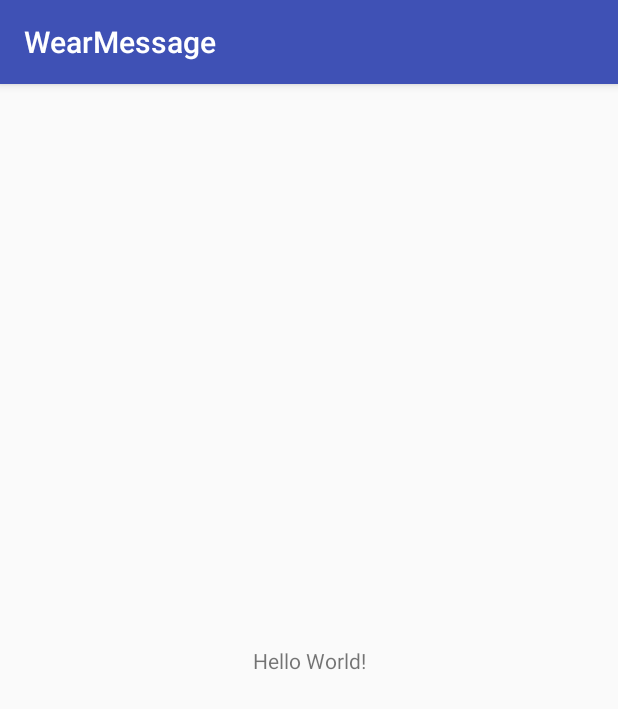
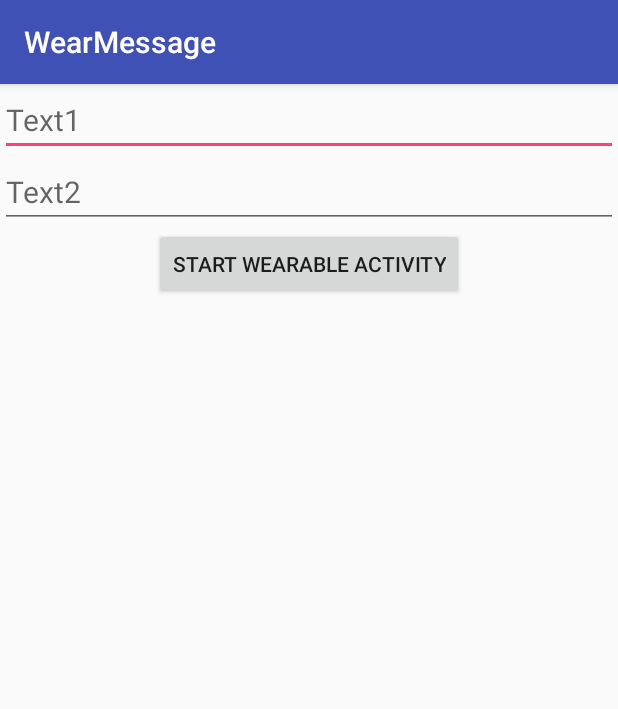
Before and after one commit to supertedwei/wear-message, an Android app: the screen it shows after launch (MainActivity), on a phone screen of 412 x 824 dp. Shown: the top 709 px of the screen. Run offline under Robolectric (Android 15) with nearby library versions, the phone set to English and light mode, and no system bars; 2 statements that could not run were skipped.

```diff
--- a/mobile/src/main/java/com/supergigi/wearmessage/MainActivity.java
+++ b/mobile/src/main/java/com/supergigi/wearmessage/MainActivity.java
@@ -2,12 +2,146 @@ package com.supergigi.wearmessage;
 
 import android.support.v7.app.AppCompatActivity;
 import android.os.Bundle;
+import android.util.Log;
+import android.view.View;
 
-public class MainActivity extends AppCompatActivity {
+import com.google.android.gms.common.ConnectionResult;
+import com.google.android.gms.common.api.GoogleApiClient;
+import com.google.android.gms.common.api.ResultCallback;
+import com.google.android.gms.wearable.MessageApi;
+import com.google.android.gms.wearable.Node;
+import com.google.android.gms.wearable.NodeApi;
+import com.google.android.gms.wearable.Wearable;
+
+public class MainActivity extends AppCompatActivity implements GoogleApiClient.ConnectionCallbacks,
+        GoogleApiClient.OnConnectionFailedListener {
+
+    private static final String LOG_TAG = MainActivity.class.getSimpleName();
+    private static final String START_ACTIVITY_PATH = "/start-activity";
+
+    private GoogleApiClient mGoogleApiClient;
 
     @Override
     protected void onCreate(Bundle savedInstanceState) {
         super.onCreate(savedInstanceState);
         setContentView(R.layout.activity_main);
+
+        mGoogleApiClient = new GoogleApiClient.Builder(this)
+                .addApi(Wearable.API)
+                .addConnectionCallbacks(this)
+                .addOnConnectionFailedListener(this)
+                .build();
+
+        findViewById(R.id.start_wearable_activity).setOnClickListener(new View.OnClickListener() {
+            @Override
+            public void onClick(View view) {
+                onStartWearableActivityClick();
+            }
+        });
     }
+
+    @Override
+    protected void onResume() {
+        super.onResume();
+        if (!mGoogleApiClient.isConnected()) {
+            mGoogleApiClient.connect();
+        }
+    }
+
+    @Override
+    protected void onDestroy() {
+        if (mGoogleApiClient.isConnected()) {
+            mGoogleApiClient.disconnect();
+        }
+        super.onDestroy();
+    }
+
+    @Override
+    public void onConnected(Bundle bundle) {
+        Log.d(LOG_TAG, "onConnected : " + bundle);
+//        Wearable.MessageApi.addListener(mGoogleApiClient, this);
+    }
+
+    @Override
+    public void onConnectionSuspended(int i) {
+        Log.d(LOG_TAG, "onConnectionSuspended : " + i);
+//        Wearable.MessageApi.removeListener(mGoogleApiClient, this);
+    }
+
+    @Override
+    public void onConnectionFailed(ConnectionResult connectionResult) {
+        Log.e(LOG_TAG, "Failed to connect to Google Api Client with error code "
+                + connectionResult.getErrorCode());
+    }
+
+    private void onStartWearableActivityClick() {
+        Wearable.NodeApi.getConnectedNodes(mGoogleApiClient).setResultCallback(
+            new ResultCallback<NodeApi.GetConnectedNodesResult>() {
+                @Override
+                public void onResult(NodeApi.GetConnectedNodesResult getConnectedNodesResult) {
+                    for (final Node node : getConnectedNodesResult.getNodes()) {
+                        Wearable.MessageApi.sendMessage(mGoogleApiClient, node.getId(),
+                                START_ACTIVITY_PATH, new byte[0]).setResultCallback(
+                                getSendMessageResultCallback());
+                    }
+                }
+            });
+    }
+
+    private ResultCallback<MessageApi.SendMessageResult> getSendMessageResultCallback() {
+        return new ResultCallback<MessageApi.SendMessageResult>() {
+            @Override
+            public void onResult(MessageApi.SendMessageResult sendMessageResult) {
+                if (!sendMessageResult.getStatus().isSuccess()) {
+                    Log.e(LOG_TAG, "Failed to connect to Google Api Client with status "
+                            + sendMessageResult.getStatus());
+                } else {
+                    Log.d(LOG_TAG, "Successful to connect to Google Api Client with status "
+                            + sendMessageResult.getStatus());
+                }
+            }
+        };
+    }
+
 }
+
+
+/*
+
+
+
+ implements MessageApi.MessageListener,
+         {
+
+    private static final String TAG = "DelayedConfirmation";
+
+    private static final String TIMER_SELECTED_PATH = "/timer_selected";
+    private static final String TIMER_FINISHED_PATH = "/timer_finished";
+
+
+
+    @Override
+    public void onMessageReceived(final MessageEvent messageEvent) {
+        runOnUiThread(new Runnable() {
+            @Override
+            public void run() {
+                if (messageEvent.getPath().equals(TIMER_SELECTED_PATH)) {
+                    Toast.makeText(getApplicationContext(), R.string.toast_timer_selected,
+                            Toast.LENGTH_SHORT).show();
+                } else if (messageEvent.getPath().equals(TIMER_FINISHED_PATH)) {
+                    Toast.makeText(getApplicationContext(), R.string.toast_timer_finished,
+                            Toast.LENGTH_SHORT).show();
+                }
+            }
+        });
+
+    }
+
+
+
+
+
+
+}
+
+ */
--- a/mobile/src/main/res/layout/activity_main.xml
+++ b/mobile/src/main/res/layout/activity_main.xml
@@ -1,19 +1,25 @@
 <?xml version="1.0" encoding="utf-8"?>
-<android.support.constraint.ConstraintLayout
-    xmlns:android="http://schemas.android.com/apk/res/android"
-    xmlns:app="http://schemas.android.com/apk/res-auto"
-    xmlns:tools="http://schemas.android.com/tools"
-    android:layout_width="match_parent"
-    android:layout_height="match_parent"
-    tools:context="com.supergigi.wearmessage.MainActivity">
-
-    <TextView
+<LinearLayout xmlns:android="http://schemas.android.com/apk/res/android"
+              android:layout_width="match_parent"
+              android:layout_height="match_parent"
+              android:orientation="vertical">
+    <EditText
+        android:id="@+id/text1"
+        android:layout_width="match_parent"
+        android:layout_height="wrap_content"
+        android:textSize="20sp"
+        android:hint="Text1" />
+    <EditText
+        android:id="@+id/text2"
+        android:layout_width="match_parent"
+        android:layout_height="wrap_content"
+        android:textSize="20sp"
+        android:hint="Text2" />
+    <Button
+        android:id="@+id/start_wearable_activity"
         android:layout_width="wrap_content"
         android:layout_height="wrap_content"
-        android:text="Hello World!"
-        app:layout_constraintBottom_toBottomOf="parent"
-        app:layout_constraintLeft_toLeftOf="parent"
-        app:layout_constraintRight_toRightOf="parent"
-        app:layout_constraintTop_toTopOf="parent"/>
-
-</android.support.constraint.ConstraintLayout>
+        android:layout_gravity="center_horizontal"
+        android:minWidth="150dp"
+        android:text="Start Wearable Activity"/>
+</LinearLayout>
```
